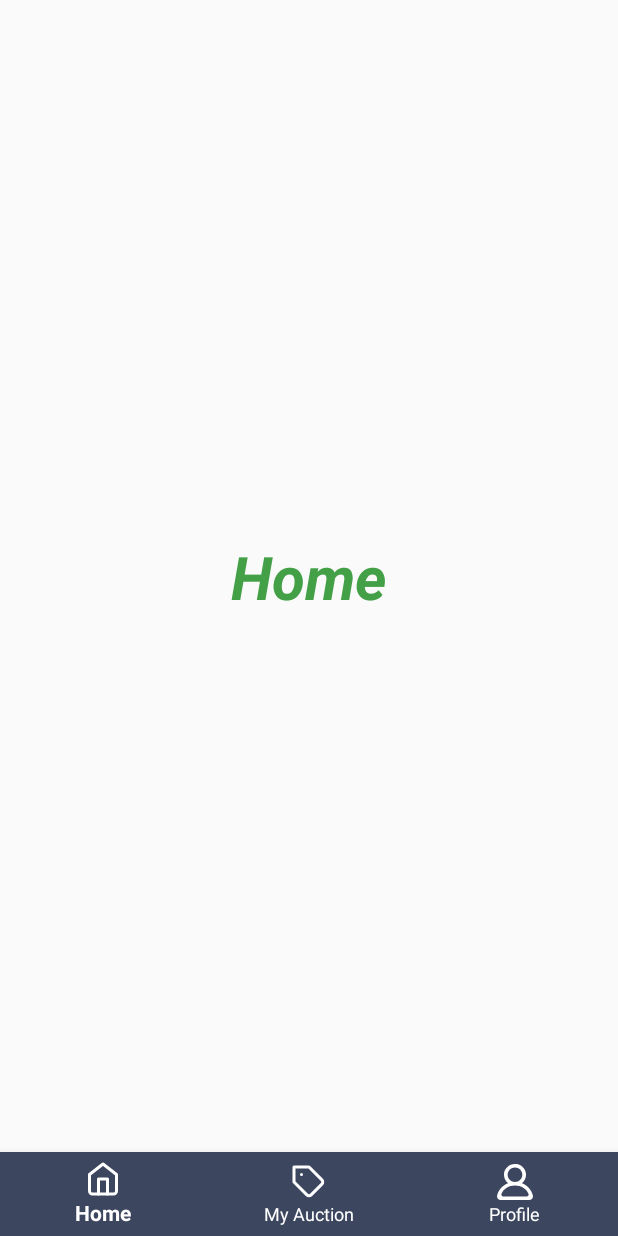
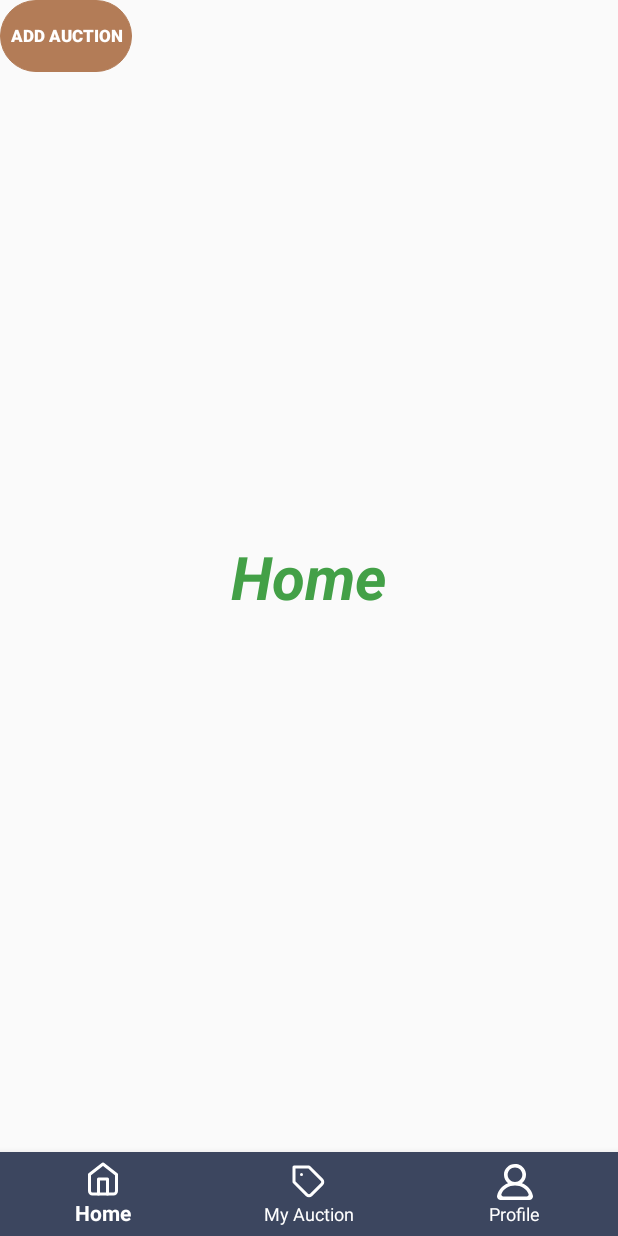
Before and after one commit to Stay2607/CapstoneArtion, an Android app: the screen it shows after launch once a user with an empty profile is signed in (HomeActivity), on a phone screen of 412 x 824 dp. Run offline under Robolectric (Android 15) with nearby library versions, the phone set to English and light mode, and no system bars; our stand-ins replace Firebase (no records; nobody signed in at launch, a user with empty details on screens opened directly).

```diff
--- a/app/src/main/java/com/dicoding/picodiploma/capstoneartion/home/HomeActivity.kt
+++ b/app/src/main/java/com/dicoding/picodiploma/capstoneartion/home/HomeActivity.kt
@@ -33,7 +33,7 @@ class HomeActivity : AppCompatActivity() {
 
     private fun setCurrentFragment(fragment: Fragment) =
         supportFragmentManager.beginTransaction().apply {
-            replace(R.id.flFragment,fragment)
+            replace(R.id.flFragment, fragment)
             commit()
         }
 }
--- /dev/null
+++ b/app/src/main/res/drawable/rounded_ui.xml
@@ -0,0 +1,16 @@
+<?xml version="1.0" encoding="utf-8"?>
+<shape xmlns:android="http://schemas.android.com/apk/res/android"
+    android:shape="rectangle" >
+
+    <!-- shape property for the view based on the value particular view would be drawn -->
+    <corners
+        android:radius="25dp" />
+    <stroke android:width="0.9dp"
+        android:color="@color/black" />
+    <!--  stroke for defining a border for view -->
+
+    <size
+        android:height="40dp"
+        android:width="40dp" />
+    <!-- size element is used to define a design here height & width are same means square with some radius -->
+</shape>
--- a/app/src/main/res/layout/fragment_home.xml
+++ b/app/src/main/res/layout/fragment_home.xml
@@ -6,11 +6,23 @@
     android:layout_height="match_parent"
     tools:context=".home.HomeFragment">
 
+    <Button
+        android:id="@+id/add_auction_button_home"
+        android:layout_width="wrap_content"
+        android:layout_height="wrap_content"
+        android:background="@drawable/rounded_ui"
+        android:backgroundTint="#b37c57"
+        android:elevation="30dp"
+        android:text="@string/add_auction"
+        android:textColor="@color/white"
+        android:textSize="11sp"
+        android:textStyle="bold" />
+
     <TextView
         android:id="@+id/secondFragment"
         android:layout_width="wrap_content"
         android:layout_height="wrap_content"
-        android:text="Home"
+        android:text="@string/home"
         android:textColor="#43a047"
         android:textSize="40sp"
         android:textStyle="italic|bold"
--- a/app/src/main/res/values/colors.xml
+++ b/app/src/main/res/values/colors.xml
@@ -17,4 +17,7 @@
     <color name="blue_diplomatic">#3C445C</color>
     <color name="blue_bering_sea">#4C5870</color>
     <color name="green_greek_garden">#93CE8A</color>
+    <color name="bluegray">#3c465f</color>
+    <color name="pink">#da7ca3</color>
+    <color name="light_gray">#d9d9d9</color>
 </resources>
```
Also changed, not shown: app/src/main/java/com/dicoding/picodiploma/capstoneartion/customview/PhoneNumberEditText.kt (added, +43 -0 lines), app/src/main/res/layout/activity_register.xml (+9 -9 lines), app/src/main/res/layout/item_product.xml (added, +135 -0 lines), app/src/main/res/values/strings.xml (+13 -0 lines).
